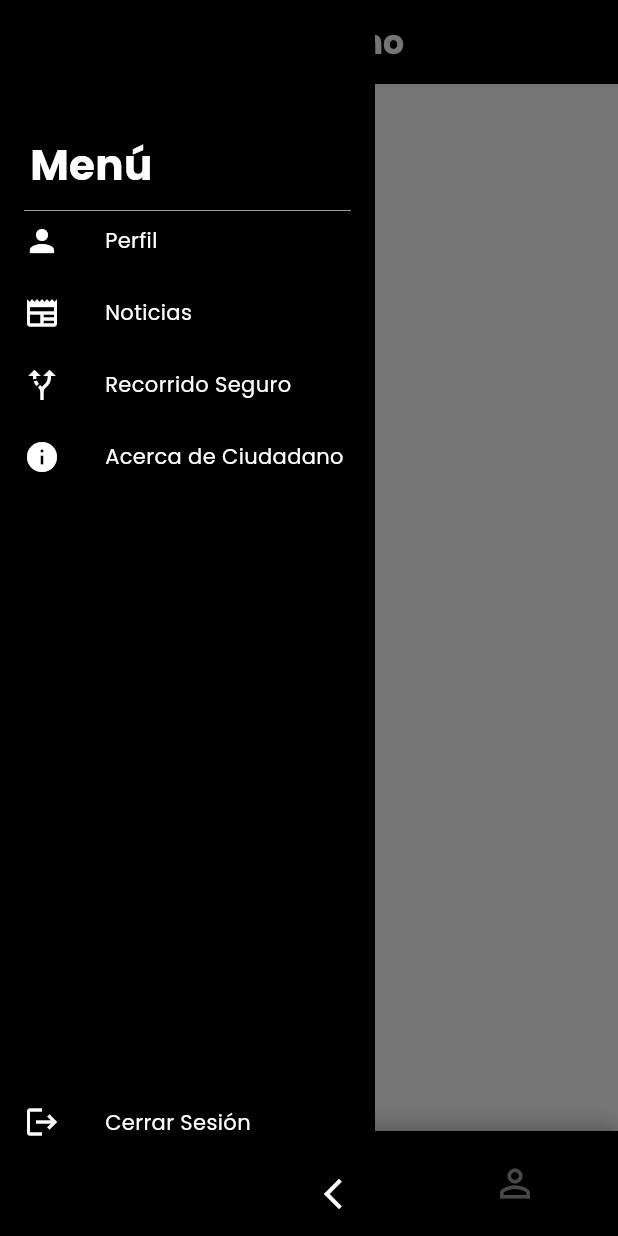
After one commit to Julio-Pineda-Namebot/Ciudadano, a Flutter app: the MainNavigation screen opened directly, in the side drawer, after a tap on the "menu" icon, on a phone screen of 412 x 824 dp. The commit adds this screen. Run offline on Flutter 3.47's test engine with Material 3 defaults, Android fonts, the phone set to English and light mode, and no system bars; drawn by our look-alikes of sidebarx; our stand-ins replace dartz, dio, equatable, flutter_bloc, flutter_hooks, flutter_login and 7 more; missing offline and left inert: splash_master; accounts and stored records are empty; network calls fail; project files that could hold a hidden picture were left out.

Commit message:
finish bottom navigation bar

```diff
--- /dev/null
+++ b/lib/features/app_shell/presentation/hooks/use_sidebar_controller.dart
@@ -0,0 +1,50 @@
+import "package:flutter/material.dart";
+import "package:flutter_hooks/flutter_hooks.dart";
+import "package:sidebarx/sidebarx.dart";
+
+class _SidebarController extends Hook<SidebarXController> {
+  final int selectedIndex;
+  final bool extended;
+
+  const _SidebarController({
+    required this.selectedIndex,
+    required this.extended,
+  });
+
+  @override
+  _SidebarControllerState createState() => _SidebarControllerState();
+}
+
+class _SidebarControllerState
+    extends HookState<SidebarXController, _SidebarController> {
+  late final SidebarXController controller;
+
+  @override
+  void initHook() {
+    controller = SidebarXController(
+      selectedIndex: hook.selectedIndex,
+      extended: hook.extended,
+    );
+    super.initHook();
+  }
+
+  @override
+  SidebarXController build(BuildContext context) {
+    return controller;
+  }
+
+  @override
+  void dispose() {
+    controller.dispose();
+    super.dispose();
+  }
+}
+
+SidebarXController useSidebarController({
+  int selectedIndex = 0,
+  bool extended = true,
+}) {
+  return use(
+    _SidebarController(selectedIndex: selectedIndex, extended: extended),
+  );
+}
--- /dev/null
+++ b/lib/features/app_shell/presentation/pages/navigation/main_navigation.dart
@@ -0,0 +1,23 @@
+import "package:ciudadano/features/app_shell/presentation/widgets/navigation/app_bottom_navigation_bar.dart";
+import "package:ciudadano/features/app_shell/presentation/widgets/navigation/app_header.dart";
+import "package:ciudadano/features/app_shell/presentation/widgets/navigation/app_sidebar.dart";
+import "package:flutter/material.dart";
+import "package:flutter_hooks/flutter_hooks.dart";
+
+class MainNavigation extends HookWidget {
+  const MainNavigation({super.key});
+
+  @override
+  Widget build(BuildContext context) {
+    final currentNavigationBarIndex = useState(0);
+
+    return Scaffold(
+      appBar: const AppHeader(),
+      drawer: const AppSidebar(),
+      bottomNavigationBar: AppBottomNavigationBar(
+        currentIndex: currentNavigationBarIndex.value,
+        onTap: (value) => currentNavigationBarIndex.value = value,
+      ),
+    );
+  }
+}
--- /dev/null
+++ b/lib/features/app_shell/presentation/widgets/navigation/app_bottom_navigation_bar.dart
@@ -0,0 +1,61 @@
+import "package:flutter/material.dart";
+
+class AppBottomNavigationBar extends StatelessWidget {
+  final int currentIndex;
+  final ValueChanged<int> onTap;
+
+  const AppBottomNavigationBar({
+    super.key,
+    required this.currentIndex,
+    required this.onTap,
+  });
+
+  @override
+  Widget build(BuildContext context) {
+    return Container(
+      decoration: BoxDecoration(
+        color: Colors.black,
+        boxShadow: [
+          BoxShadow(
+            color: Colors.black.withOpacity(0.3),
+            blurRadius: 10,
+            offset: const Offset(0, -2),
+          ),
+        ],
+      ),
+      padding: const EdgeInsets.symmetric(vertical: 10),
+      child: Row(
+        mainAxisAlignment: MainAxisAlignment.spaceAround,
+        children: [
+          _buildNavItem(Icons.home_outlined, Icons.home, 0),
+          _buildNavItem(Icons.camera_alt_outlined, Icons.camera_alt, 1),
+          _buildNavItem(Icons.person_outline, Icons.person, 2),
+        ],
+      ),
+    );
+  }
+
+  Widget _buildNavItem(IconData icon, IconData activeIcon, int index) {
+    final isActive = currentIndex == index;
+    return GestureDetector(
+      onTap: () => onTap(index),
+      child: AnimatedContainer(
+        duration: const Duration(milliseconds: 300),
+        curve: Curves.easeInOut,
+        padding: const EdgeInsets.all(10),
+        decoration: BoxDecoration(
+          color:
+              isActive
+                  ? const Color.fromRGBO(128, 128, 128, 0.3)
+                  : Colors.transparent,
+          shape: BoxShape.circle,
+        ),
+        child: Icon(
+          isActive ? activeIcon : icon,
+          color: isActive ? Colors.white : Colors.grey,
+          size: 30,
+        ),
+      ),
+    );
+  }
+}
--- /dev/null
+++ b/lib/features/app_shell/presentation/widgets/navigation/app_header.dart
@@ -0,0 +1,25 @@
+import "package:flutter/material.dart";
+
+class AppHeader extends StatelessWidget implements PreferredSizeWidget {
+  const AppHeader({super.key});
+
+  @override
+  Widget build(BuildContext context) {
+    return AppBar(
+      title: const Text(
+        "Ciudadano",
+        style: TextStyle(fontWeight: FontWeight.bold, color: Colors.white),
+      ),
+      backgroundColor: Colors.black,
+      leading: IconButton(
+        onPressed: () => Scaffold.of(context).openDrawer(),
+        icon: const Icon(Icons.menu),
+        color: Colors.white,
+      ),
+      centerTitle: true,
+    );
+  }
+
+  @override
+  Size get preferredSize => const Size.fromHeight(kToolbarHeight);
+}
--- /dev/null
+++ b/lib/features/app_shell/presentation/widgets/navigation/app_sidebar.dart
@@ -0,0 +1,130 @@
+import "package:ciudadano/features/app_shell/presentation/hooks/use_sidebar_controller.dart";
+import "package:ciudadano/features/auth/presentation/bloc/auth_cubit.dart";
+import "package:flutter/material.dart";
+import "package:flutter_bloc/flutter_bloc.dart";
+import "package:flutter_hooks/flutter_hooks.dart";
+import "package:sidebarx/sidebarx.dart";
+
+class AppSidebar extends HookWidget {
+  const AppSidebar({super.key});
+
+  @override
+  Widget build(BuildContext context) {
+    final sidebarController = useSidebarController(
+      selectedIndex: -1,
+      extended: true,
+    );
+    final authCubit = BlocProvider.of<AuthCubit>(context);
+
+    return SidebarX(
+      controller: sidebarController,
+      theme: SidebarXTheme(
+        itemTextPadding: const EdgeInsets.only(left: 30),
+        decoration: const BoxDecoration(color: Colors.black),
+        textStyle: const TextStyle(color: Colors.white),
+        iconTheme: const IconThemeData(color: Colors.white),
+        selectedTextStyle: const TextStyle(color: Colors.white),
+        selectedItemDecoration: BoxDecoration(
+          color: Colors.white12,
+          borderRadius: BorderRadius.circular(10),
+        ),
+        itemMargin: const EdgeInsets.symmetric(horizontal: 8, vertical: 0),
+        selectedIconTheme: const IconThemeData(color: Colors.white),
+        selectedItemTextPadding: const EdgeInsets.only(left: 20),
+      ),
+      extendedTheme: const SidebarXTheme(width: 250),
+      headerBuilder: (context, extended) {
+        return Container(
+          alignment: Alignment.centerLeft,
+          padding: const EdgeInsets.only(left: 20, top: 90, bottom: 10),
+          color: Colors.black,
+          child:
+              extended
+                  ? const Text(
+                    "Menú",
+                    style: TextStyle(
+                      color: Colors.white,
+                      fontSize: 28,
+                      fontWeight: FontWeight.bold,
+                    ),
+                  )
+                  : const Text(
+                    "M",
+                    style: TextStyle(
+                      color: Colors.white,
+                      fontSize: 30,
+                      fontWeight: FontWeight.bold,
+                    ),
+                  ),
+        );
+      },
+      headerDivider: const Divider(
+        color: Colors.white,
+        height: 0.5,
+        thickness: 0.4,
+        indent: 16,
+        endIndent: 16,
+      ),
+      items: [
+        SidebarXItem(
+          icon: Icons.person,
+          label: "Perfil",
+          onTap: () {
+            // Navigator.push(
+            //   context,
+            //   MaterialPageRoute(builder: (context) => const UserProfilePage()),
+            // ).then((_) => sidebarController.selectIndex(-1));
+          },
+        ),
+        SidebarXItem(
+          icon: Icons.newspaper,
+          label: "Noticias",
+          onTap: () {
+            // Navigator.push(
+            //   context,
+            //   MaterialPageRoute(builder: (context) => const NewsPage()),
+            // ).then((_) => sidebarController.selectIndex(-1));
+          },
+        ),
+        SidebarXItem(
+          icon: Icons.alt_route,
+          label: "Recorrido Seguro",
+          onTap: () {
+            // Navigator.push(
+            //   context,
+            //   MaterialPageRoute(
+            //     builder:
+            //         (context) => BlocProvider(
+            //           create: (context) => sl<NearbyIncidentsBloc>(),
+            //           child: const SafeRoutePage(),
+            //         ),
+            //   ),
+            // ).then((_) => sidebarController.selectIndex(-1));
+          },
+        ),
+        SidebarXItem(
+          icon: Icons.info,
+          label: "Acerca de Ciudadano",
+          onTap: () {
+            // Navigator.push(
+            //   context,
+            //   MaterialPageRoute(builder: (context) => const AboutPage()),
+            // ).then((_) => sidebarController.selectIndex(-1));
+          },
+        ),
+      ],
+      footerItems: [
+        SidebarXItem(
+          icon: Icons.logout,
+          label: "Cerrar Sesión",
+          onTap: () async {
+            Scaffold.of(context).closeDrawer();
+            await Future.delayed(const Duration(milliseconds: 300));
+            authCubit.logout();
+            // BlocProvider.of<AuthCubit>(context).logout();
+          },
+        ),
+      ],
+    );
+  }
+}
--- a/lib/features/auth/data/repositories/auth_repository_impl.dart
+++ b/lib/features/auth/data/repositories/auth_repository_impl.dart
@@ -68,4 +68,10 @@ class AuthRepositoryImpl implements AuthRepository {
 
     return result.fold((l) => null, (authProfile) => authProfile);
   }
+
+  @override
+  Future<void> logout() async {
+    await _secureStorageSource.deleteToken();
+    sl<AuthInterceptor>().clearToken();
+  }
 }
--- a/lib/features/auth/domain/repositories/auth_repository.dart
+++ b/lib/features/auth/domain/repositories/auth_repository.dart
@@ -19,4 +19,6 @@ abstract class AuthRepository {
   Future<Either<String, String>> sendResetPasswordEmail(String email);
 
   Future<AuthProfile?> getProfileIfUserIsAuthenticated();
+
+  Future<void> logout();
 }
--- /dev/null
+++ b/lib/features/auth/domain/usecases/auth_logout_use_case.dart
@@ -0,0 +1,11 @@
+import "package:ciudadano/features/auth/domain/repositories/auth_repository.dart";
+
+class AuthLogoutUseCase {
+  final AuthRepository _authRepository;
+
+  AuthLogoutUseCase(this._authRepository);
+
+  Future<void> call() async {
+    await _authRepository.logout();
+  }
+}
--- a/lib/features/auth/presentation/bloc/auth_cubit.dart
+++ b/lib/features/auth/presentation/bloc/auth_cubit.dart
@@ -1,5 +1,6 @@
 import "package:ciudadano/features/auth/domain/entities/auth_profile.dart";
 import "package:ciudadano/features/auth/domain/usecases/auth_get_profile_if_authenticated.dart";
+import "package:ciudadano/features/auth/domain/usecases/auth_logout_use_case.dart";
 import "package:equatable/equatable.dart";
 import "package:flutter_bloc/flutter_bloc.dart";
 
@@ -32,8 +33,10 @@ class AuthenticatedState extends AuthState {
 
 class AuthCubit extends Cubit<AuthState> {
   final AuthGetProfileIfAuthenticated _getProfileIfAuthenticated;
+  final AuthLogoutUseCase _logoutUseCase;
 
-  AuthCubit(this._getProfileIfAuthenticated) : super(const AuthLoadingState());
+  AuthCubit(this._getProfileIfAuthenticated, this._logoutUseCase)
+    : super(const AuthLoadingState());
 
   void checkAuthentication() async {
     emit(const AuthLoadingState());
@@ -46,4 +49,9 @@ class AuthCubit extends Cubit<AuthState> {
       emit(const UnauthenticatedState());
     }
   }
+
+  Future<void> logout() async {
+    await _logoutUseCase();
+    emit(const UnauthenticatedState());
+  }
 }
--- a/lib/features/auth/presentation/pages/login_page.dart
+++ b/lib/features/auth/presentation/pages/login_page.dart
@@ -8,8 +8,10 @@ import "package:ciudadano/features/auth/domain/usecases/auth_resend_verification
 import "package:ciudadano/features/auth/domain/usecases/auth_reset_password_use_case.dart";
 import "package:ciudadano/features/auth/domain/usecases/auth_send_reset_password_email_use_case.dart";
 import "package:ciudadano/features/auth/domain/usecases/auth_verify_email_use_case.dart";
+import "package:ciudadano/features/auth/presentation/bloc/auth_cubit.dart";
 import "package:ciudadano/service_locator.dart";
 import "package:flutter/material.dart";
+import "package:flutter_bloc/flutter_bloc.dart";
 import "package:flutter_login/flutter_login.dart";
 
 class LoginPage extends StatelessWidget {
@@ -254,6 +256,8 @@ class LoginPage extends StatelessWidget {
           },
         ),
       ],
+      onSubmitAnimationCompleted:
+          () => BlocProvider.of<AuthCubit>(context).checkAuthentication(),
     );
   }
 }
--- a/lib/features/auth/presentation/pages/redirect_login_page.dart
+++ b/lib/features/auth/presentation/pages/redirect_login_page.dart
@@ -1,4 +1,4 @@
-import "package:ciudadano/features/app_shell/presentation/pages/home_page.dart";
+import "package:ciudadano/features/app_shell/presentation/pages/navigation/main_navigation.dart";
 import "package:ciudadano/features/auth/domain/entities/auth_profile.dart";
 import "package:ciudadano/features/auth/presentation/bloc/auth_cubit.dart";
 import "package:ciudadano/features/auth/presentation/pages/login_page.dart";
@@ -12,10 +12,7 @@ class RedirectLoginPage extends StatelessWidget {
 
   Widget _buildStateWidget(AuthState state) {
     if (state is AuthLoadingState) {
-      return const Scaffold(
-        backgroundColor: Colors.black,
-        body: Center(child: CircularProgressIndicator(color: Colors.white)),
-      );
+      return const Scaffold(backgroundColor: Colors.black);
     }
 
     if (state is UnauthenticatedState) {
@@ -25,7 +22,7 @@ class RedirectLoginPage extends StatelessWidget {
     if (state is AuthenticatedState) {
       return Provider<AuthProfile>(
         create: (context) => state.authProfile,
-        child: const HomePage(),
+        child: const MainNavigation(),
       );
     }
 
--- a/lib/service_locator.dart
+++ b/lib/service_locator.dart
@@ -8,6 +8,7 @@ import "package:ciudadano/features/auth/data/sources/auth_secure_storage_source.
 import "package:ciudadano/features/auth/domain/repositories/auth_repository.dart";
 import "package:ciudadano/features/auth/domain/usecases/auth_get_profile_if_authenticated.dart";
 import "package:ciudadano/features/auth/domain/usecases/auth_login_use_case.dart";
+import "package:ciudadano/features/auth/domain/usecases/auth_logout_use_case.dart";
 import "package:ciudadano/features/auth/domain/usecases/auth_register_use_case.dart";
 import "package:ciudadano/features/auth/domain/usecases/auth_resend_verification_email_use_case.dart";
 import "package:ciudadano/features/auth/domain/usecases/auth_reset_password_use_case.dart";
@@ -49,8 +50,9 @@ Future<void> setUpServiceLocator() async {
   sl.registerSingleton(AuthResendVerificationEmailUseCase(sl()));
   sl.registerSingleton(AuthVerifyEmailUseCase(sl()));
   sl.registerSingleton(AuthGetProfileIfAuthenticated(sl()));
+  sl.registerSingleton(AuthLogoutUseCase(sl()));
 
   // Blocs / Cubits
   sl.registerFactory(() => PresentationCubit());
-  sl.registerFactory(() => AuthCubit(sl()));
+  sl.registerFactory(() => AuthCubit(sl(), sl()));
 }
--- a/pubspec.yaml
+++ b/pubspec.yaml
@@ -31,6 +31,7 @@ dependencies:
   flutter_login: ^6.0.0
   dartz: ^0.10.1
   provider: ^6.1.5+1
+  sidebarx: ^0.17.2
 
 dev_dependencies:
   flutter_test:
```
Also changed, not shown: lib/features/app_shell/presentation/pages/home/home_page.dart (renamed from lib/features/app_shell/presentation/pages/home_page.dart), pubspec.lock.
